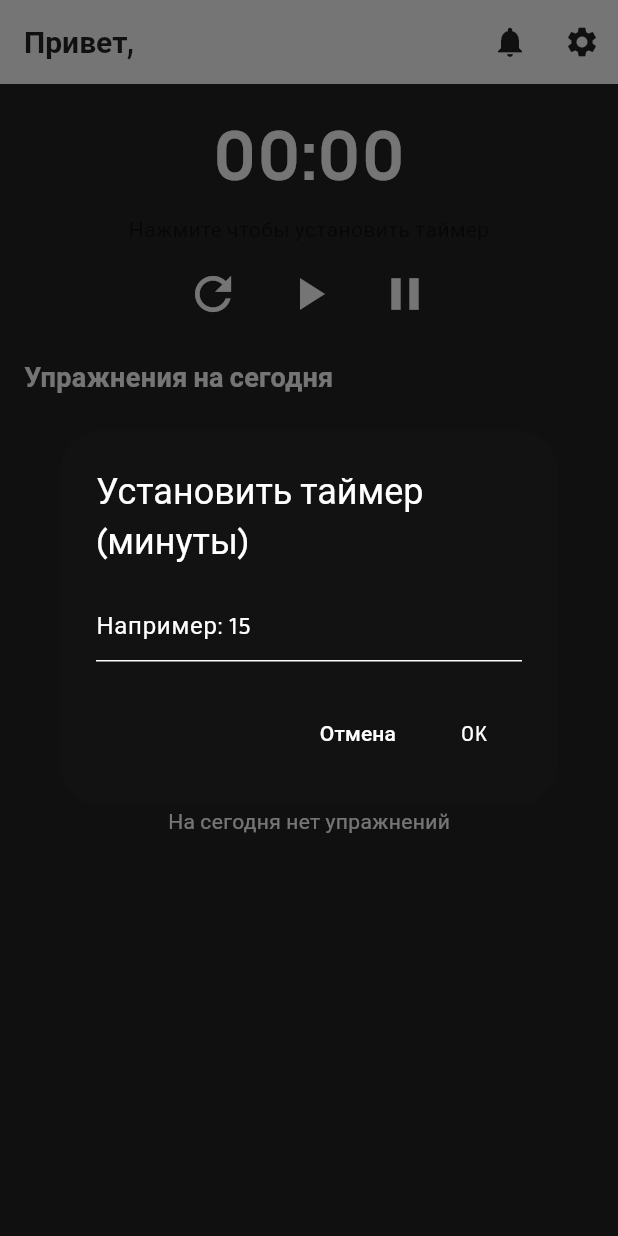
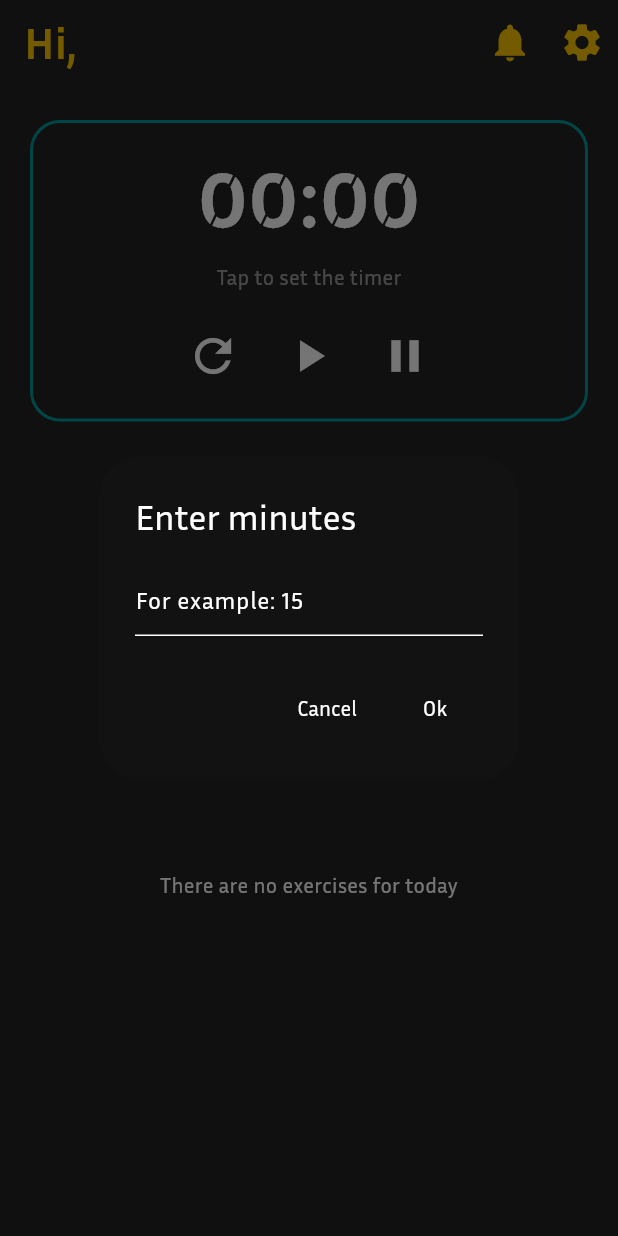
Before and after one commit to hahalex/coofit, a Flutter app: the HomePage screen opened directly, after a tap on an icon or button, on a phone screen of 412 x 824 dp. Run offline on Flutter 3.47's test engine with Material 3 defaults, Android fonts, the phone set to English and light mode, and no system bars; our stand-ins replace email_validator, flutter_secure_storage, pedometer, permission_handler, sqflite; accounts and stored records are empty.

Commit message:
v0.9 home page design

```diff
--- a/lib/pages/home_page.dart
+++ b/lib/pages/home_page.dart
@@ -19,7 +19,7 @@ class _HomePageState extends State<HomePage> {
   bool isRunning = false;
   Timer? _timer;
 
-  // exerciseId -> 0 (normal), 1 (current), 2 (done)
+  // exerciseId -> 0 (normal), 1 (first tap), 2 (second tap)
   final Map<int, int> exerciseStates = {};
 
   @override
@@ -34,17 +34,8 @@ class _HomePageState extends State<HomePage> {
     return '${m.toString().padLeft(2, '0')}:${sec.toString().padLeft(2, '0')}';
   }
 
-  void _setTimer(int minutes) {
-    _timer?.cancel();
-    totalSeconds = minutes * 60;
-    remainingSeconds = totalSeconds;
-    isRunning = false;
-    setState(() {});
-  }
-
   void _start() {
-    if (remainingSeconds <= 0) return;
-    if (isRunning) return;
+    if (remainingSeconds <= 0 || isRunning) return;
     isRunning = true;
     _timer = Timer.periodic(const Duration(seconds: 1), (_) {
       if (remainingSeconds > 0) {
@@ -74,40 +65,25 @@ class _HomePageState extends State<HomePage> {
     final minutes = await showDialog<int?>(
       context: context,
       builder: (ctx) {
-        // создаём контроллер ВНУТРИ builder'а — он живёт столько, сколько живёт диалог
         final controller = TextEditingController();
-
         return StatefulBuilder(
           builder: (ctx2, setStateDlg) {
             return AlertDialog(
-              title: const Text('Установить таймер (минуты)'),
-              content: SingleChildScrollView(
-                child: Column(
-                  mainAxisSize: MainAxisSize.min,
-                  children: [
-                    TextField(
+              title: const Text('Enter minutes'),
+              content: TextField(
                 controller: controller,
                 keyboardType: TextInputType.number,
-                      decoration: const InputDecoration(
-                        hintText: 'Например: 15',
-                      ),
-                    ),
-                  ],
-                ),
+                decoration: const InputDecoration(hintText: 'For example: 15'),
               ),
               actions: [
                 TextButton(
-                  onPressed: () {
-                    // закрываем без результата
-                    Navigator.of(ctx2).pop(null);
-                  },
-                  child: const Text('Отмена'),
+                  onPressed: () => Navigator.of(ctx2).pop(null),
+                  child: const Text('Cancel'),
                 ),
                 TextButton(
-                  onPressed: () {
-                    Navigator.of(ctx2).pop(int.tryParse(controller.text));
-                  },
-                  child: const Text('OK'),
+                  onPressed: () =>
+                      Navigator.of(ctx2).pop(int.tryParse(controller.text)),
+                  child: const Text('Ok'),
                 ),
               ],
             );
@@ -115,8 +91,6 @@ class _HomePageState extends State<HomePage> {
         );
       },
     );
-
-    // После закрытия диалога: проверяем mounted перед setState
     if (!mounted) return;
     if (minutes != null && minutes > 0) {
       setState(() {
@@ -133,24 +107,38 @@ class _HomePageState extends State<HomePage> {
     setState(() {});
   }
 
-  Color _colorFor(int id) {
-    final s = exerciseStates[id] ?? 0;
-    if (s == 1) return Colors.yellow.withOpacity(0.6); // current
-    if (s == 2) return Colors.green.withOpacity(0.6); // done
-    return Colors.white; // normal
+  Color _cardColor(int id) {
+    final state = exerciseStates[id] ?? 0;
+    switch (state) {
+      case 1:
+        return const Color(0xFFFFC700); // первый тап
+      case 2:
+        return const Color(
+          0xFF009999,
+        ).withOpacity(0.3); // второй тап (прозрачный)
+      default:
+        return const Color(0xFF009999); // обычная
+    }
+  }
+
+  Color _textColor(int id) {
+    final state = exerciseStates[id] ?? 0;
+    switch (state) {
+      case 1:
+        return const Color(0xFF232323);
+      case 2:
+        return Colors.white.withOpacity(0.3);
+      default:
+        return Colors.white;
+    }
   }
 
   @override
   Widget build(BuildContext context) {
-    final auth = Provider.of<AuthProvider>(
-      context,
-    ); // listen: true по умолчанию
+    final auth = Provider.of<AuthProvider>(context);
     final user = auth.user;
     final username = user?.username ?? 'Пользователь';
 
-    // Provide a WorkoutProvider scoped to Home. If you already provide WorkoutProvider globally,
-    // you can instead read it directly. Here we create a provider instance (non-global)
-    // so Home can load workouts for the current user.
     return ChangeNotifierProvider<WorkoutProvider>(
       key: ValueKey('wp-${user?.id ?? -1}'),
       create: (_) {
@@ -160,16 +148,10 @@ class _HomePageState extends State<HomePage> {
       },
       child: Consumer<WorkoutProvider>(
         builder: (context, workoutProv, _) {
-          // Determine today's day index. Your DB stores day_of_week as INTEGER (likely 1..7 = Mon..Sun)
-          final todayIndex =
-              DateTime.now().weekday; // 1 = Monday ... 7 = Sunday in Dart
-
-          // Filter workouts for today (note: mapping depends on what you store in day_of_week)
+          final todayIndex = DateTime.now().weekday;
           final todaysWorkouts = workoutProv.workouts.where((w) {
-            // we kept Workout.dayOfWeek as string in model; it might be integer string or name.
             final dw = int.tryParse(w.dayOfWeek);
             if (dw != null) return dw == todayIndex;
-            // fallback: match by name (English) — map weekday number to name
             final names = [
               '',
               'Monday',
@@ -180,11 +162,10 @@ class _HomePageState extends State<HomePage> {
               'Saturday',
               'Sunday',
             ];
-            return (names.length > todayIndex &&
-                w.dayOfWeek == names[todayIndex]);
+            return names.length > todayIndex &&
+                w.dayOfWeek == names[todayIndex];
           }).toList();
 
-          // collect exercises for today's workouts
           final List<Exercise> todaysExercises = [];
           for (var w in todaysWorkouts) {
             final list = workoutProv.exercises[w.id] ?? [];
@@ -192,37 +173,57 @@ class _HomePageState extends State<HomePage> {
           }
 
           return Scaffold(
+            backgroundColor: const Color(0xFF232323),
             appBar: AppBar(
-              backgroundColor: Colors.white,
-              elevation: 1,
-              title: FittedBox(
-                fit: BoxFit.scaleDown,
-                alignment: Alignment.centerLeft,
-                child: Text(
-                  'Привет, $username',
+              backgroundColor: const Color(0xFF232323),
+              elevation: 0,
+              title: Text(
+                'Hi, $username',
                 style: const TextStyle(
-                    fontSize: 20,
+                  color: Color(0xFFFFC700),
+                  fontSize: 30,
                   fontWeight: FontWeight.bold,
-                    color: Colors.black87,
-                  ),
                 ),
               ),
               actions: [
                 IconButton(
-                  icon: const Icon(Icons.notifications, color: Colors.black87),
+                  icon: const Icon(
+                    Icons.notifications,
+                    color: Color(0xFFFFC700),
+                    size: 30,
+                  ),
                   onPressed: () =>
                       Navigator.of(context).pushNamed('/notifications'),
                 ),
                 IconButton(
-                  icon: const Icon(Icons.settings, color: Colors.black87),
+                  icon: const Icon(
+                    Icons.settings,
+                    color: Color(0xFFFFC700),
+                    size: 30,
+                  ),
                   onPressed: () => Navigator.of(context).pushNamed('/settings'),
                 ),
               ],
             ),
-
             body: Column(
               children: [
-                const SizedBox(height: 12),
+                const SizedBox(height: 24), // увеличенный отступ сверху
+                Container(
+                  margin: const EdgeInsets.symmetric(horizontal: 20),
+                  padding: const EdgeInsets.symmetric(
+                    vertical: 16,
+                    horizontal: 16,
+                  ),
+                  decoration: BoxDecoration(
+                    color: const Color(0xFF232323),
+                    border: Border.all(
+                      color: const Color(0xFF009999),
+                      width: 2,
+                    ),
+                    borderRadius: BorderRadius.circular(20),
+                  ),
+                  child: Column(
+                    children: [
                       GestureDetector(
                         onTap: _askSetTimer,
                         child: Column(
@@ -230,21 +231,23 @@ class _HomePageState extends State<HomePage> {
                             Text(
                               _format(remainingSeconds),
                               style: const TextStyle(
+                                fontFamily: 'AllertaStencil',
                                 fontSize: 48,
                                 fontWeight: FontWeight.bold,
+                                color: Colors.white,
                               ),
                             ),
-                      const SizedBox(height: 6),
+                            const SizedBox(height: 8),
                             Text(
                               totalSeconds == 0
-                            ? 'Нажмите чтобы установить таймер'
-                            : 'Осталось: ${_format(remainingSeconds)}',
-                        style: const TextStyle(color: Colors.black54),
+                                  ? 'Tap to set the timer'
+                                  : 'Minutes left: ${_format(remainingSeconds)}',
+                              style: const TextStyle(color: Colors.white54),
                             ),
                           ],
                         ),
                       ),
-                const SizedBox(height: 6),
+                      const SizedBox(height: 16),
                       Row(
                         mainAxisAlignment: MainAxisAlignment.center,
                         children: [
@@ -252,44 +255,49 @@ class _HomePageState extends State<HomePage> {
                             onPressed: _reset,
                             icon: const Icon(Icons.refresh),
                             iconSize: 36,
+                            color: Colors.white,
                           ),
                           const SizedBox(width: 12),
                           IconButton(
                             onPressed: _start,
                             icon: const Icon(Icons.play_arrow),
                             iconSize: 36,
+                            color: Colors.white,
                           ),
                           const SizedBox(width: 12),
                           IconButton(
                             onPressed: _pause,
                             icon: const Icon(Icons.pause),
                             iconSize: 36,
+                            color: Colors.white,
                           ),
                         ],
                       ),
-                const SizedBox(height: 16),
-                const Padding(
-                  padding: EdgeInsets.symmetric(horizontal: 16),
-                  child: Align(
-                    alignment: Alignment.centerLeft,
-                    child: Text(
-                      'Упражнения на сегодня',
-                      style: TextStyle(
-                        fontSize: 18,
-                        fontWeight: FontWeight.w600,
+                    ],
                   ),
                 ),
+                const SizedBox(height: 20),
+                const Center(
+                  child: Text(
+                    'Workouts for today',
+                    style: TextStyle(color: Color(0xFFDB0058), fontSize: 30),
                   ),
                 ),
-                const SizedBox(height: 8),
+                const SizedBox(height: 12),
                 Expanded(
                   child: todaysExercises.isEmpty
-                      ? const Center(child: Text('На сегодня нет упражнений'))
+                      ? const Center(
+                          child: Text(
+                            'There are no exercises for today',
+                            style: TextStyle(color: Colors.white),
+                          ),
+                        )
                       : ListView.builder(
                           padding: const EdgeInsets.all(12),
                           itemCount: todaysExercises.length,
                           itemBuilder: (ctx, i) {
                             final ex = todaysExercises[i];
+                            final textColor = _textColor(ex.id ?? i);
                             return GestureDetector(
                               onTap: () {
                                 if (ex.id != null) _toggleExerciseState(ex.id!);
@@ -298,33 +306,25 @@ class _HomePageState extends State<HomePage> {
                                 margin: const EdgeInsets.only(bottom: 12),
                                 padding: const EdgeInsets.all(14),
                                 decoration: BoxDecoration(
-                                  color: _colorFor(ex.id ?? i),
+                                  color: _cardColor(ex.id ?? i),
                                   borderRadius: BorderRadius.circular(12),
-                                  boxShadow: const [
-                                    BoxShadow(
-                                      color: Colors.black12,
-                                      blurRadius: 4,
-                                      offset: Offset(0, 2),
-                                    ),
-                                  ],
                                 ),
                                 child: Column(
                                   crossAxisAlignment: CrossAxisAlignment.start,
                                   children: [
                                     Text(
                                       ex.name,
-                                      style: const TextStyle(
-                                        fontSize: 16,
+                                      style: TextStyle(
+                                        fontSize: 20,
                                         fontWeight: FontWeight.bold,
+                                        color: textColor,
                                       ),
                                     ),
-                                    if ((ex.description).isNotEmpty) ...[
+                                    if (ex.description.isNotEmpty) ...[
                                       const SizedBox(height: 6),
                                       Text(
                                         ex.description,
-                                        style: const TextStyle(
-                                          color: Colors.black54,
-                                        ),
+                                        style: TextStyle(color: textColor),
                                       ),
                                     ],
                                   ],
```
Also changed, not shown: lib/app.dart (+6 -8 lines). Lines whose indentation alone changed are shown as unchanged.
